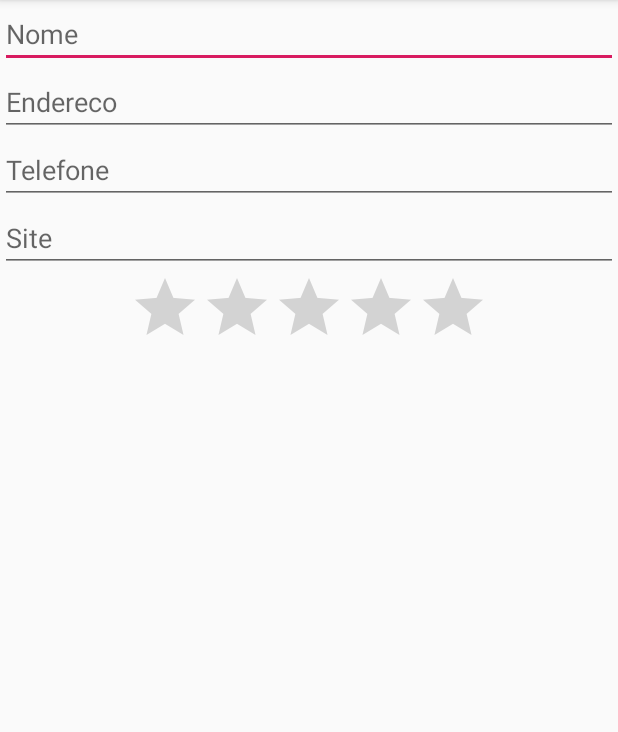
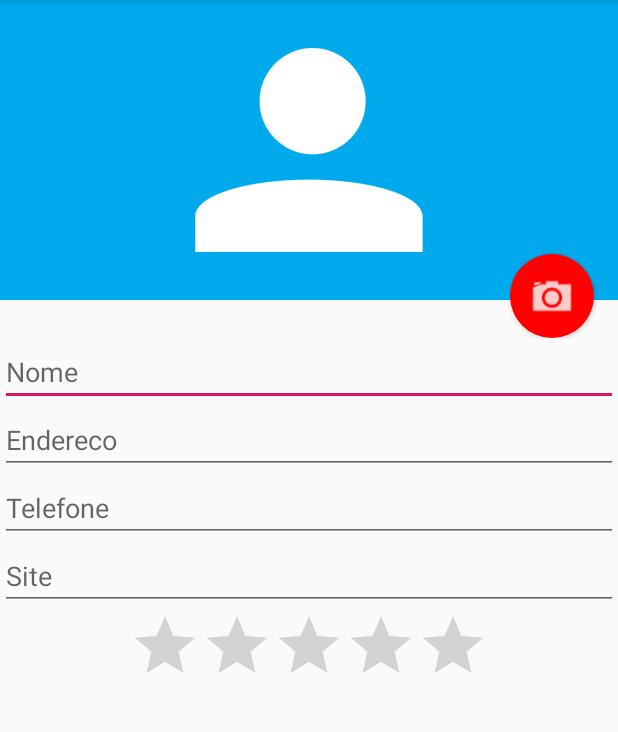
Before and after one commit to azumamagus/Agenda, an Android app: the FormularioActivity screen opened directly, with no data from a screen before it, on a phone screen of 412 x 824 dp, the part 84-816 px from its top. Run offline under Robolectric (Android 15) with nearby library versions, the phone set to English and light mode, and no system bars.

Commit message:
Fix BUG Camera API >= 24 You Should Use FileProvider

```diff
--- /dev/null
+++ b/app/src/main/java/br/com/teste/agenda/GenericFileProvider.java
@@ -0,0 +1,6 @@
+package br.com.teste.agenda;
+
+import android.support.v4.content.FileProvider;
+
+public class GenericFileProvider extends FileProvider {
+}
--- /dev/null
+++ b/app/src/main/res/drawable-v24/fundo_camera.xml
@@ -0,0 +1,16 @@
+<?xml version="1.0" encoding="utf-8"?>
+<layer-list xmlns:android="http://schemas.android.com/apk/res/android">
+    <item>
+        <shape
+            android:shape="oval">
+            <solid
+                android:color="#ff0000"/>
+            <padding android:top="10dp"
+                android:left="10dp"
+                android:right="10dp"
+                android:bottom="10dp"/>
+
+        </shape>
+    </item>
+    <item android:drawable="@drawable/ic_camera"/>
+</layer-list>
--- a/app/src/main/res/layout/activity_formulario.xml
+++ b/app/src/main/res/layout/activity_formulario.xml
@@ -6,6 +6,27 @@
         android:layout_width="match_parent"
         android:layout_height="match_parent"
         android:orientation="vertical" >
+
+        <RelativeLayout
+            android:layout_width="match_parent"
+            android:layout_height="225dp">
+
+            <ImageView
+                android:id="@+id/formulario_foto"
+                android:layout_width="match_parent"
+                android:layout_height="200dp"
+                android:src="@drawable/person"
+                android:background="#00A8EC"/>
+            <Button
+                android:id="@+id/formulario_botao_foto"
+                android:layout_width="56dp"
+                android:layout_height="56dp"
+                android:background="@drawable/fundo_camera"
+                android:layout_alignParentBottom="true"
+                android:layout_alignParentRight="true"
+                android:layout_marginRight="16dp"/>
+        </RelativeLayout>
+
 
         <EditText
             android:id="@+id/formulario_nome"
--- /dev/null
+++ b/app/src/main/res/xml/provider_paths.xml
@@ -0,0 +1,4 @@
+<?xml version="1.0" encoding="utf-8"?>
+<paths xmlns:android="http://schemas.android.com/apk/res/android" >
+    <external-path name="external_files" path="."/>
+</paths>
```
Also changed, not shown: app/src/main/AndroidManifest.xml (+10 -0 lines), app/src/main/java/br/com/teste/agenda/FormularioActivity.java (+17 -0 lines), app/src/main/java/br/com/teste/agenda/ListaAlunosActivity.java (+6 -7 lines), 159 other files.
